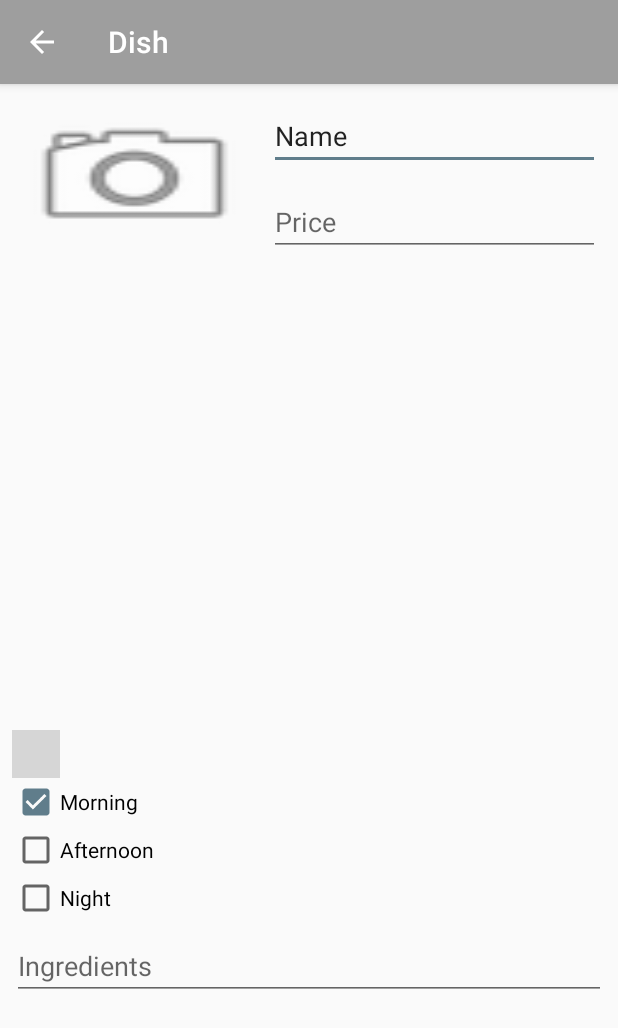
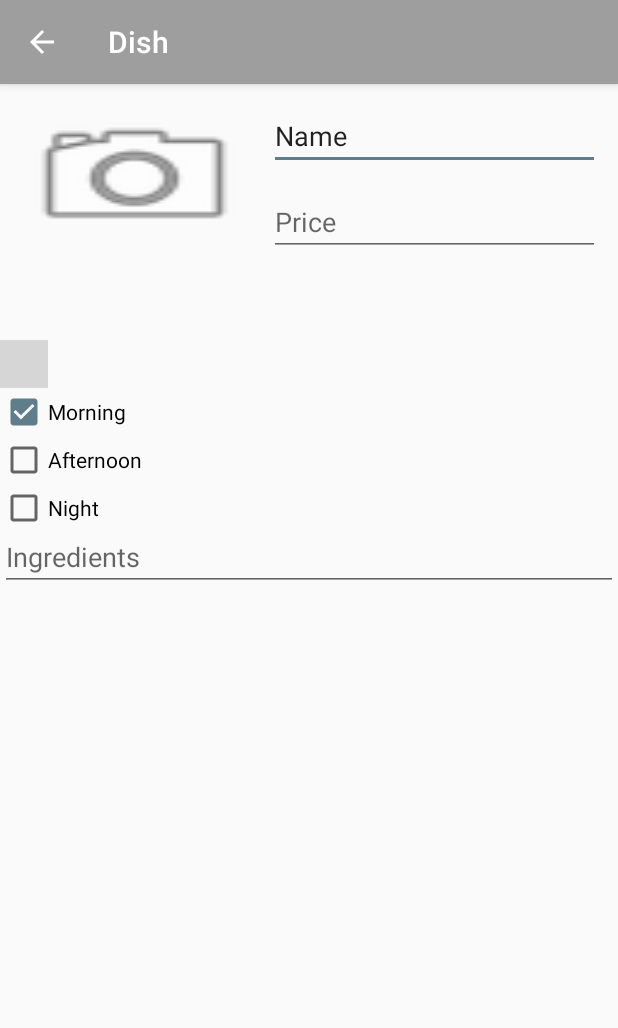
Before and after one commit to jose0410/CM20181-Gr01, an Android app: the Dish screen opened directly, with no data from a screen before it, after a tap on "Morning", on a phone screen of 412 x 824 dp. Shown: the top 1028 px of the screen. Run offline under Robolectric (Android 15) with nearby library versions, the phone set to English and light mode, and no system bars; libraries missing offline, so code that uses them is left out: com.github.clans.fab; plain views replace Label; grey boxes are pictures that could not be loaded.

Commit message:
layouts changed and his positions

```diff
--- a/Labs_CM/Lab1-UI/src/main/res/layout/activity_dish.xml
+++ b/Labs_CM/Lab1-UI/src/main/res/layout/activity_dish.xml
@@ -9,10 +9,10 @@
     <LinearLayout
         android:id="@+id/mainInfo"
         android:layout_width="0dp"
-        android:layout_height="0dp"
+        android:layout_height="132dp"
         android:orientation="horizontal"
-        app:layout_constraintBottom_toBottomOf="parent"
         app:layout_constraintEnd_toEndOf="parent"
+        app:layout_constraintHorizontal_bias="0.0"
         app:layout_constraintStart_toStartOf="parent"
         app:layout_constraintTop_toTopOf="parent">
 
@@ -67,17 +67,16 @@
     <RelativeLayout
         android:id="@+id/register"
         android:layout_width="0dp"
-        android:layout_height="232dp"
-        android:layout_marginBottom="8dp"
-        android:layout_marginEnd="8dp"
-        android:layout_marginStart="8dp"
-        android:layout_marginTop="8dp"
+        android:layout_height="206dp"
+        android:layout_alignParentBottom="true"
+        android:layout_alignParentLeft="true"
+        android:layout_alignParentStart="true"
         app:layout_constraintBottom_toTopOf="@+id/record"
         app:layout_constraintEnd_toEndOf="parent"
         app:layout_constraintHorizontal_bias="0.0"
         app:layout_constraintStart_toStartOf="parent"
-        app:layout_constraintTop_toTopOf="parent"
-        app:layout_constraintVertical_bias="1.0">
+        app:layout_constraintTop_toBottomOf="@+id/mainInfo"
+        app:layout_constraintVertical_bias="0.0">
 
         <EditText
             android:id="@+id/ingredients"
@@ -92,7 +91,7 @@
             android:inputType="textCapWords|textNoSuggestions" />
 
         <LinearLayout
-            android:id="@+id/linearLayout"
+            android:id="@+id/checkboxSchedule"
             android:layout_width="match_parent"
             android:layout_height="wrap_content"
             android:layout_alignParentLeft="true"
@@ -134,11 +133,11 @@
     <RelativeLayout
         android:id="@+id/record"
         android:layout_width="0dp"
-        android:layout_height="141dp"
+        android:layout_height="158dp"
         android:layout_marginBottom="8dp"
         android:layout_marginEnd="8dp"
         android:layout_marginStart="8dp"
-        app:layout_constraintBottom_toBottomOf="@+id/mainInfo"
+        app:layout_constraintBottom_toBottomOf="parent"
         app:layout_constraintEnd_toEndOf="parent"
         app:layout_constraintHorizontal_bias="0.0"
         app:layout_constraintStart_toStartOf="parent">
```
Also changed, not shown: 1 other file.
